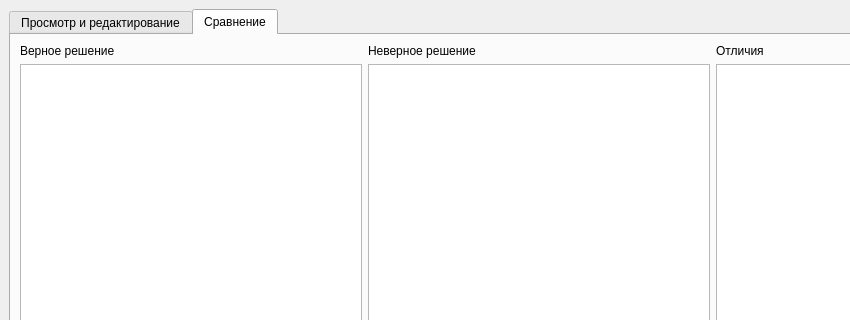
The window that mainwindow.ui (grigvlwork/logic) describes before a commit, drawn with Qt 5; both pictures show x 0 to 850 and y 0 to 320 of the 1078 by 771 pixel window.
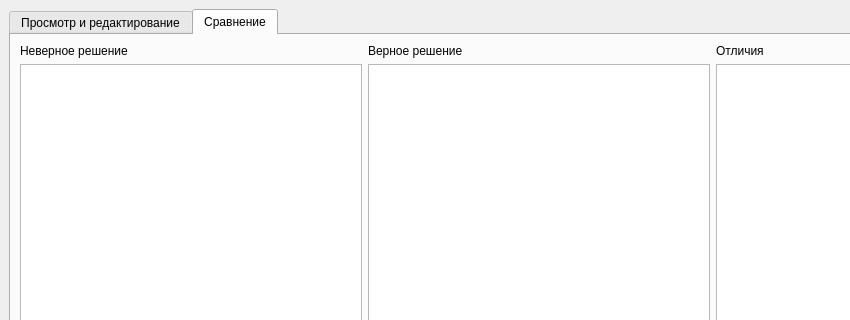
The same window after the commit. The open tabs and pages were chosen to show the change.

Commit message: исправления по интерфейсу

The edit to the form file:
```diff
--- a/mainwindow.ui
+++ b/mainwindow.ui
@@ -395,7 +395,7 @@
           <item>
            <widget class="QLabel" name="label_8">
             <property name="text">
-             <string>Верное решение</string>
+             <string>Неверное решение</string>
             </property>
            </widget>
           </item>
@@ -416,7 +416,7 @@
           <item>
            <widget class="QLabel" name="label_7">
             <property name="text">
-             <string>Неверное решение</string>
+             <string>Верное решение</string>
             </property>
            </widget>
           </item>
```
The commit also changes 2 other files.
